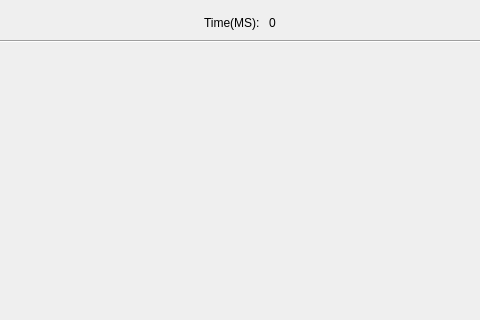
This is AF_Program/AF_Program/TabUI.ui in AndrewF001/Andrews_Program as Qt 5 draws it before an edit; both pictures show x 580 to 1060 and y 0 to 320 of the 1296 by 760 pixel window. The edited form follows.
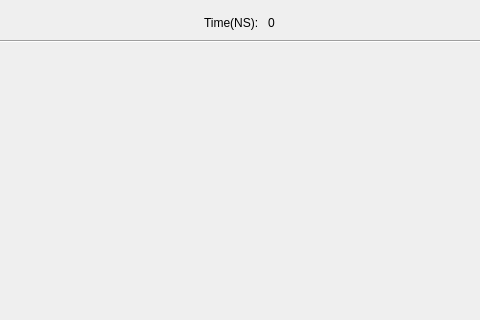
This is the edited form.

Diff of the .ui file:
```diff
--- a/AF_Program/AF_Program/TabUI.ui
+++ b/AF_Program/AF_Program/TabUI.ui
@@ -59,7 +59,7 @@
    <item row="0" column="8">
     <widget class="QLabel" name="label_3">
      <property name="text">
-      <string>Time(MS): </string>
+      <string>Time(NS): </string>
      </property>
     </widget>
    </item>
```
